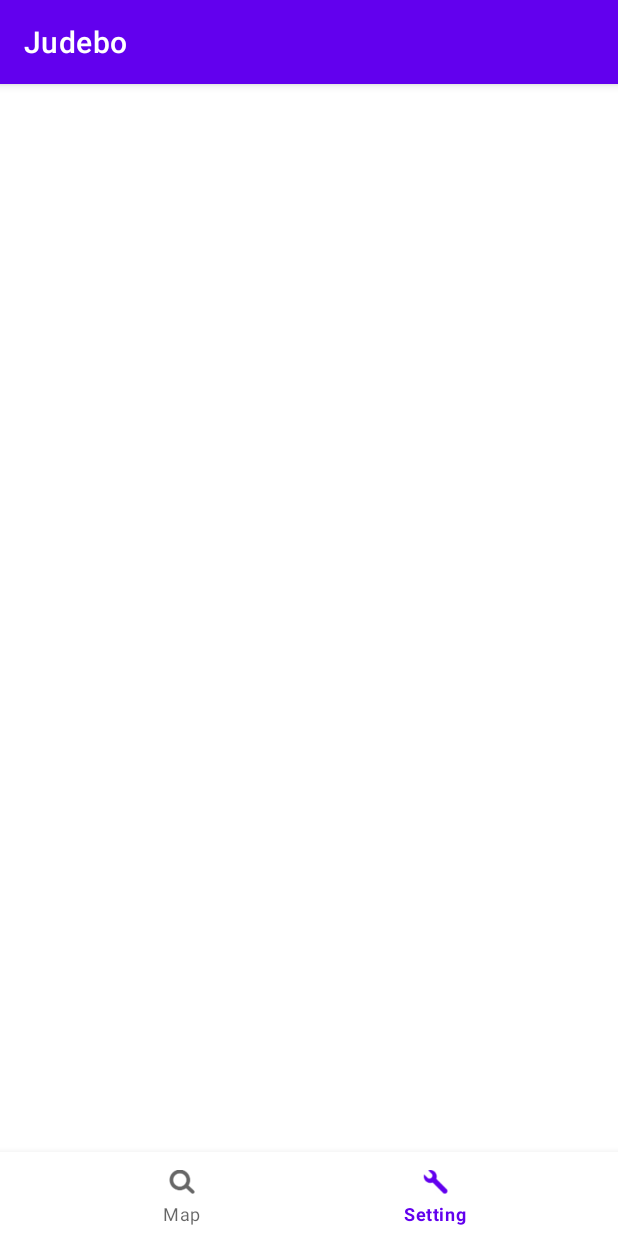
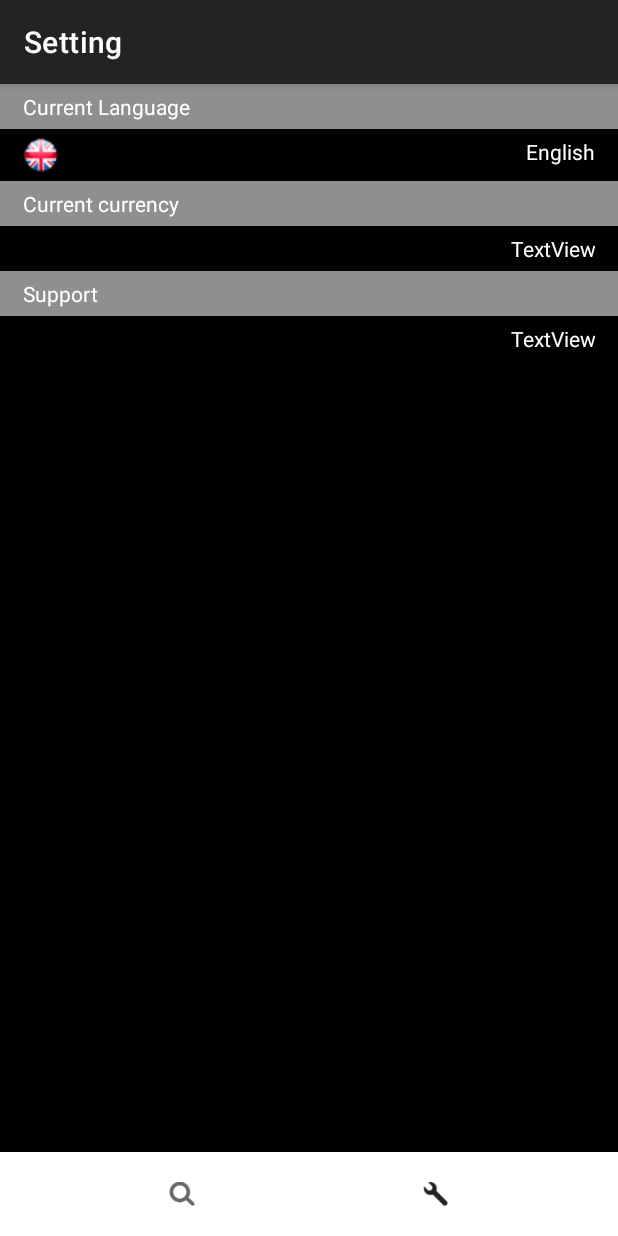
Before and after one commit to ArthurNikitin/Android_Judebo_Russian, an Android app: the screen it shows after launch (MainActivity), item 2 of the bottom bar chosen, on a phone screen of 412 x 824 dp. Run offline under Robolectric (Android 15) with nearby library versions, the phone set to English and light mode, and no system bars.

Commit message:
language param in setting

```diff
--- a/app/src/main/java/com/byte4b/judebo/activities/MainActivity.kt
+++ b/app/src/main/java/com/byte4b/judebo/activities/MainActivity.kt
@@ -3,10 +3,35 @@ package com.byte4b.judebo.activities
 import androidx.appcompat.app.AppCompatActivity
 import android.os.Bundle
 import com.byte4b.judebo.R
+import com.byte4b.judebo.fragments.MapFragment
+import com.byte4b.judebo.fragments.SettingFragment
+import kotlinx.android.synthetic.main.activity_main.*
 
 class MainActivity : AppCompatActivity() {
     override fun onCreate(savedInstanceState: Bundle?) {
         super.onCreate(savedInstanceState)
         setContentView(R.layout.activity_main)
+
+        navBar_bnv.setOnNavigationItemSelectedListener {
+            when (it.itemId) {
+                R.id.bottom_item_map -> {
+                    supportFragmentManager
+                        .beginTransaction()
+                        .replace(R.id.frame, MapFragment())
+                        .commit()
+                    supportActionBar?.title = getString(R.string.bottom_map)
+                    true
+                }
+                R.id.bottom_item_setting -> {
+                    supportFragmentManager
+                        .beginTransaction()
+                        .replace(R.id.frame, SettingFragment())
+                        .commit()
+                    supportActionBar?.title = getString(R.string.bottom_setting)
+                    true
+                }
+                else -> true
+            }
+        }
     }
 }
--- a/app/src/main/java/com/byte4b/judebo/fragments/SettingFragment.kt
+++ b/app/src/main/java/com/byte4b/judebo/fragments/SettingFragment.kt
@@ -1,6 +1,31 @@
 package com.byte4b.judebo.fragments
 
+import android.os.Bundle
+import android.view.View
 import androidx.fragment.app.Fragment
 import com.byte4b.judebo.R
+import com.byte4b.judebo.utils.Setting
+import kotlinx.android.synthetic.main.fragment_setting.*
 
-class SettingFragment() : Fragment(R.layout.fragment_setting)
+class SettingFragment : Fragment(R.layout.fragment_setting) {
+
+    private val setting by lazy { Setting(requireActivity()) }
+
+    override fun onViewCreated(view: View, savedInstanceState: Bundle?) {
+        super.onViewCreated(view, savedInstanceState)
+
+        when (setting.language) {
+            "ru" -> {
+                lang_tv.text = "Русский"
+                lang_tv
+                    .setCompoundDrawablesWithIntrinsicBounds(R.drawable.ru, 0, 0, 0)
+            }
+            else -> {
+                lang_tv.text = "English"
+                lang_tv
+                    .setCompoundDrawablesWithIntrinsicBounds(R.drawable.en, 0, 0, 0)
+            }
+        }
+    }
+
+}
--- a/app/src/main/res/layout/activity_main.xml
+++ b/app/src/main/res/layout/activity_main.xml
@@ -7,9 +7,23 @@
     android:layout_height="match_parent"
     tools:context=".activities.MainActivity">
 
+    <FrameLayout
+        android:id="@+id/frame"
+        android:layout_width="match_parent"
+        android:layout_height="match_parent">
+
+        <fragment
+            class="com.byte4b.judebo.fragments.MapFragment"
+            android:layout_width="match_parent"
+            android:layout_height="match_parent" />
+
+    </FrameLayout>
+
     <com.google.android.material.bottomnavigation.BottomNavigationView
+        android:id="@+id/navBar_bnv"
         android:layout_width="match_parent"
         android:layout_height="wrap_content"
         android:layout_alignParentBottom="true"
+        app:labelVisibilityMode="unlabeled"
         app:menu="@menu/bottom_menu" />
 </RelativeLayout>
--- a/app/src/main/res/layout/fragment_map.xml
+++ b/app/src/main/res/layout/fragment_map.xml
@@ -1,6 +1,13 @@
 <?xml version="1.0" encoding="utf-8"?>
-<androidx.constraintlayout.widget.ConstraintLayout
-    xmlns:android="http://schemas.android.com/apk/res/android" android:layout_width="match_parent"
+<RelativeLayout
+    xmlns:android="http://schemas.android.com/apk/res/android"
+    android:layout_width="match_parent"
     android:layout_height="match_parent">
 
-</androidx.constraintlayout.widget.ConstraintLayout>
+    <TextView
+        android:layout_centerInParent="true"
+        android:id="@+id/textView"
+        android:layout_width="wrap_content"
+        android:layout_height="wrap_content"
+        android:text="map fragment" />
+</RelativeLayout>
--- a/app/src/main/res/layout/fragment_setting.xml
+++ b/app/src/main/res/layout/fragment_setting.xml
@@ -1,6 +1,88 @@
 <?xml version="1.0" encoding="utf-8"?>
-<androidx.constraintlayout.widget.ConstraintLayout
-    xmlns:android="http://schemas.android.com/apk/res/android" android:layout_width="match_parent"
-    android:layout_height="match_parent">
+<RelativeLayout
+    xmlns:android="http://schemas.android.com/apk/res/android"
+    android:layout_width="match_parent"
+    android:layout_height="match_parent"
+    android:background="@color/background_main">
 
-</androidx.constraintlayout.widget.ConstraintLayout>
+    <ScrollView
+        android:layout_width="match_parent"
+        android:layout_height="match_parent">
+
+        <LinearLayout
+            android:layout_width="match_parent"
+            android:layout_height="wrap_content"
+            android:orientation="vertical" >
+
+            <TextView
+                android:paddingTop="5dp"
+                android:paddingBottom="5dp"
+                android:paddingStart="15dp"
+                android:paddingEnd="15dp"
+                android:layout_width="match_parent"
+                android:layout_height="wrap_content"
+                android:background="@color/param_background"
+                android:text="@string/current_language"
+                android:textColor="@color/main_text_color" />
+
+            <TextView
+                android:textColor="@color/main_text_color"
+                android:id="@+id/lang_tv"
+                android:paddingTop="5dp"
+                android:paddingBottom="5dp"
+                android:paddingStart="15dp"
+                android:paddingEnd="15dp"
+                android:gravity="end"
+                android:layout_width="match_parent"
+                android:layout_height="wrap_content"
+                android:text="TextView" />
+
+            <TextView
+                android:paddingTop="5dp"
+                android:paddingBottom="5dp"
+                android:paddingStart="15dp"
+                android:paddingEnd="15dp"
+                android:layout_width="match_parent"
+                android:layout_height="wrap_content"
+                android:background="@color/param_background"
+                android:text="@string/current_currency"
+                android:textColor="@color/main_text_color" />
+
+            <TextView
+                android:textColor="@color/main_text_color"
+                android:id="@+id/currency_tv"
+                android:paddingTop="5dp"
+                android:paddingBottom="5dp"
+                android:paddingStart="15dp"
+                android:paddingEnd="15dp"
+                android:gravity="end"
+                android:layout_width="match_parent"
+                android:layout_height="wrap_content"
+                android:text="TextView" />
+
+            <TextView
+                android:paddingTop="5dp"
+                android:paddingBottom="5dp"
+                android:paddingStart="15dp"
+                android:paddingEnd="15dp"
+                android:layout_width="match_parent"
+                android:layout_height="wrap_content"
+                android:background="@color/param_background"
+                android:text="@string/support"
+                android:textColor="@color/main_text_color" />
+
+            <TextView
+                android:textColor="@color/main_text_color"
+                android:id="@+id/support_tv"
+                android:paddingTop="5dp"
+                android:paddingBottom="5dp"
+                android:paddingStart="15dp"
+                android:paddingEnd="15dp"
+                android:gravity="end"
+                android:layout_width="match_parent"
+                android:layout_height="wrap_content"
+                android:text="TextView" />
+
+        </LinearLayout>
+    </ScrollView>
+</RelativeLayout>
--- a/app/src/main/res/values/colors.xml
+++ b/app/src/main/res/values/colors.xml
@@ -3,4 +3,10 @@
     <color name="colorPrimary">#6200EE</color>
     <color name="colorPrimaryDark">#3700B3</color>
     <color name="colorAccent">#03DAC5</color>
+    <color name="background_main">#000</color>
+    <color name="background_primary">#000</color>
+    <color name="toolbar">#232323</color>
+    <color name="primary">#232323</color>
+    <color name="param_background">#8F8F8F</color>
+    <color name="main_text_color">#fff</color>
 </resources>
--- a/app/src/main/res/values/strings.xml
+++ b/app/src/main/res/values/strings.xml
@@ -3,4 +3,7 @@
     <string name="no_internet">No internet connection!</string>
     <string name="bottom_map">Map</string>
     <string name="bottom_setting">Setting</string>
+    <string name="current_language">Current Language</string>
+    <string name="current_currency">Current currency</string>
+    <string name="support">Support</string>
 </resources>
--- a/app/src/main/res/values/styles.xml
+++ b/app/src/main/res/values/styles.xml
@@ -2,8 +2,8 @@
     <!-- Base application theme. -->
     <style name="AppTheme" parent="Theme.MaterialComponents.Light.DarkActionBar">
         <!-- Customize your theme here. -->
-        <item name="colorPrimary">@color/colorPrimary</item>
-        <item name="colorPrimaryDark">@color/colorPrimaryDark</item>
+        <item name="colorPrimary">@color/primary</item>
+        <item name="colorPrimaryDark">@color/background_primary</item>
         <item name="colorAccent">@color/colorAccent</item>
     </style>
 
```
Also changed, not shown: app/src/main/res/drawable/en.png (added), app/src/main/res/drawable/ru.png (added).
